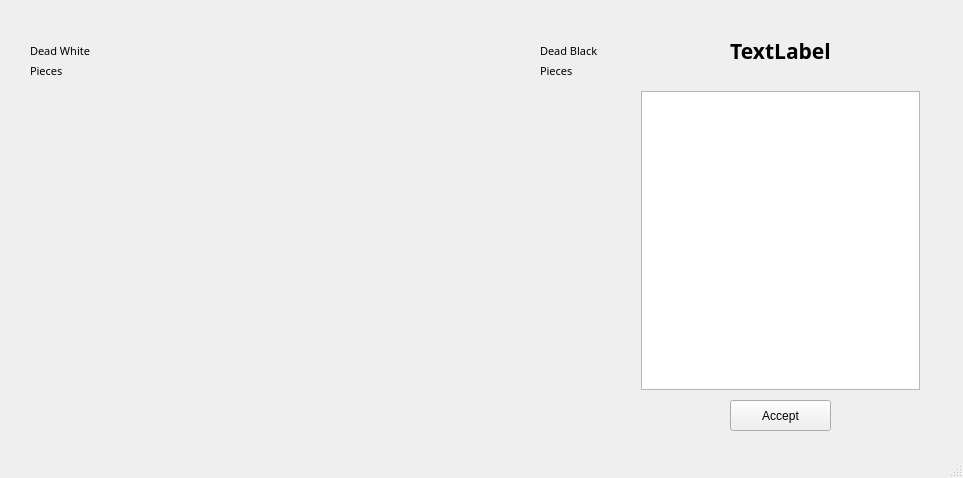
This is Chess_project/Chess_project.ui in xif19/Chess_project as Qt 5 draws it before an edit. The edited form follows.
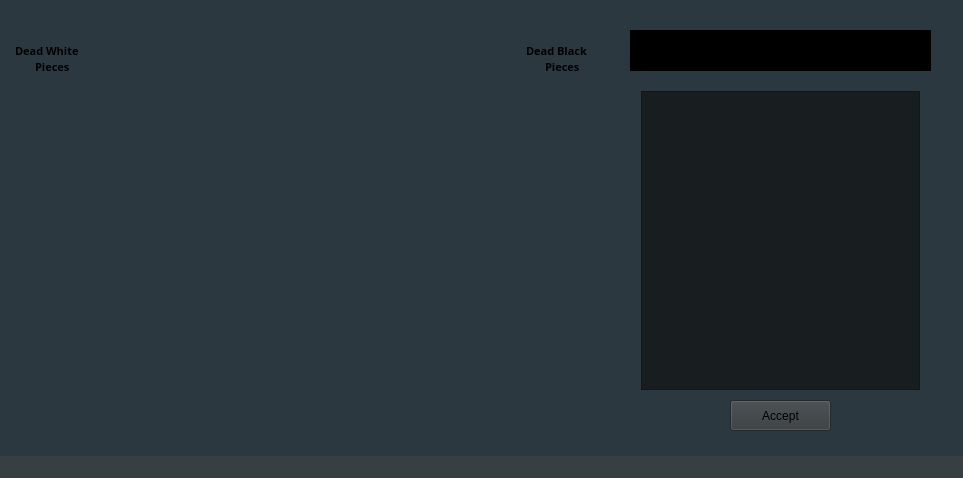
This is the edited form.

The edit to the form file:
```diff
--- a/Chess_project/Chess_project.ui
+++ b/Chess_project/Chess_project.ui
@@ -19,7 +19,16 @@
   <property name="windowTitle">
    <string>Chess_project</string>
   </property>
+  <property name="styleSheet">
+   <string notr="true">background-color: #383f43;</string>
+  </property>
   <widget class="QWidget" name="centralWidget">
+   <property name="autoFillBackground">
+    <bool>false</bool>
+   </property>
+   <property name="styleSheet">
+    <string notr="true">background-color: #2b3840;</string>
+   </property>
    <widget class="QWidget" name="horizontalLayoutWidget">
     <property name="geometry">
      <rect>
@@ -65,6 +74,9 @@
          <pointsize>16</pointsize>
         </font>
        </property>
+       <property name="styleSheet">
+        <string notr="true">background-color: #181d20;</string>
+       </property>
       </widget>
      </item>
     </layout>
@@ -81,6 +93,9 @@
     <property name="autoFillBackground">
      <bool>false</bool>
     </property>
+    <property name="styleSheet">
+     <string notr="true">background-color: #34393d;</string>
+    </property>
     <property name="text">
      <string>Accept</string>
     </property>
@@ -113,6 +128,10 @@
     <property name="autoFillBackground">
      <bool>false</bool>
     </property>
+    <property name="styleSheet">
+     <string notr="true">background: rgb(0,0,0);
+background: radial-gradient(circle, rgba(0,0,0,1) 0%, rgba(1,1,140,1) 21%, rgba(229,250,255,1) 100%);</string>
+    </property>
     <property name="text">
      <string>TextLabel</string>
     </property>
@@ -148,87 +167,12 @@
     </property>
     <layout class="QVBoxLayout" name="vBoxDeadBlack"/>
    </widget>
-   <widget class="QLabel" name="label">
-    <property name="geometry">
-     <rect>
-      <x>30</x>
-      <y>40</y>
-      <width>61</width>
-      <height>21</height>
-     </rect>
-    </property>
-    <property name="sizePolicy">
-     <sizepolicy hsizetype="Preferred" vsizetype="Preferred">
-      <horstretch>0</horstretch>
-      <verstretch>0</verstretch>
-     </sizepolicy>
-    </property>
-    <property name="font">
-     <font>
-      <family>Segoe MDL2 Assets</family>
-      <pointsize>8</pointsize>
-     </font>
-    </property>
-    <property name="text">
-     <string>Dead White</string>
-    </property>
-   </widget>
-   <widget class="QLabel" name="label_3">
-    <property name="geometry">
-     <rect>
-      <x>30</x>
-      <y>60</y>
-      <width>61</width>
-      <height>21</height>
-     </rect>
-    </property>
-    <property name="sizePolicy">
-     <sizepolicy hsizetype="Preferred" vsizetype="Preferred">
-      <horstretch>0</horstretch>
-      <verstretch>0</verstretch>
-     </sizepolicy>
-    </property>
-    <property name="font">
-     <font>
-      <family>Segoe MDL2 Assets</family>
-      <pointsize>8</pointsize>
-     </font>
-    </property>
-    <property name="text">
-     <string>Pieces</string>
-    </property>
-   </widget>
-   <widget class="QLabel" name="label_4">
-    <property name="geometry">
-     <rect>
-      <x>540</x>
-      <y>60</y>
-      <width>61</width>
-      <height>21</height>
-     </rect>
-    </property>
-    <property name="sizePolicy">
-     <sizepolicy hsizetype="Preferred" vsizetype="Preferred">
-      <horstretch>0</horstretch>
-      <verstretch>0</verstretch>
-     </sizepolicy>
-    </property>
-    <property name="font">
-     <font>
-      <family>Segoe MDL2 Assets</family>
-      <pointsize>8</pointsize>
-     </font>
-    </property>
-    <property name="text">
-     <string>Pieces</string>
-    </property>
-   </widget>
    <widget class="QLabel" name="label_2">
     <property name="geometry">
      <rect>
-      <x>540</x>
+      <x>526</x>
       <y>40</y>
-      <width>61</width>
+      <width>81</width>
       <height>21</height>
      </rect>
     </property>
@@ -240,14 +184,93 @@
     </property>
     <property name="font">
      <font>
-      <family>Segoe MDL2 Assets</family>
+      <family>Perpetua Titling MT</family>
       <pointsize>8</pointsize>
+      <bold>true</bold>
      </font>
     </property>
     <property name="text">
      <string>Dead Black</string>
     </property>
    </widget>
+   <widget class="QLabel" name="label_5">
+    <property name="geometry">
+     <rect>
+      <x>545</x>
+      <y>60</y>
+      <width>37</width>
+      <height>13</height>
+     </rect>
+    </property>
+    <property name="sizePolicy">
+     <sizepolicy hsizetype="Preferred" vsizetype="Preferred">
+      <horstretch>0</horstretch>
+      <verstretch>0</verstretch>
+     </sizepolicy>
+    </property>
+    <property name="font">
+     <font>
+      <family>Perpetua Titling MT</family>
+      <pointsize>8</pointsize>
+      <bold>true</bold>
+     </font>
+    </property>
+    <property name="text">
+     <string>Pieces</string>
+    </property>
+   </widget>
+   <widget class="QLabel" name="label_6">
+    <property name="geometry">
+     <rect>
+      <x>35</x>
+      <y>60</y>
+      <width>37</width>
+      <height>13</height>
+     </rect>
+    </property>
+    <property name="sizePolicy">
+     <sizepolicy hsizetype="Preferred" vsizetype="Preferred">
+      <horstretch>0</horstretch>
+      <verstretch>0</verstretch>
+     </sizepolicy>
+    </property>
+    <property name="font">
+     <font>
+      <family>Perpetua Titling MT</family>
+      <pointsize>8</pointsize>
+      <bold>true</bold>
+     </font>
+    </property>
+    <property name="text">
+     <string>Pieces</string>
+    </property>
+   </widget>
+   <widget class="QLabel" name="label_3">
+    <property name="geometry">
+     <rect>
+      <x>15</x>
+      <y>40</y>
+      <width>81</width>
+      <height>21</height>
+     </rect>
+    </property>
+    <property name="sizePolicy">
+     <sizepolicy hsizetype="Preferred" vsizetype="Preferred">
+      <horstretch>0</horstretch>
+      <verstretch>0</verstretch>
+     </sizepolicy>
+    </property>
+    <property name="font">
+     <font>
+      <family>Perpetua Titling MT</family>
+      <pointsize>8</pointsize>
+      <bold>true</bold>
+     </font>
+    </property>
+    <property name="text">
+     <string>Dead White</string>
+    </property>
+   </widget>
   </widget>
   <widget class="QMenuBar" name="menuBar">
    <property name="geometry">
```
